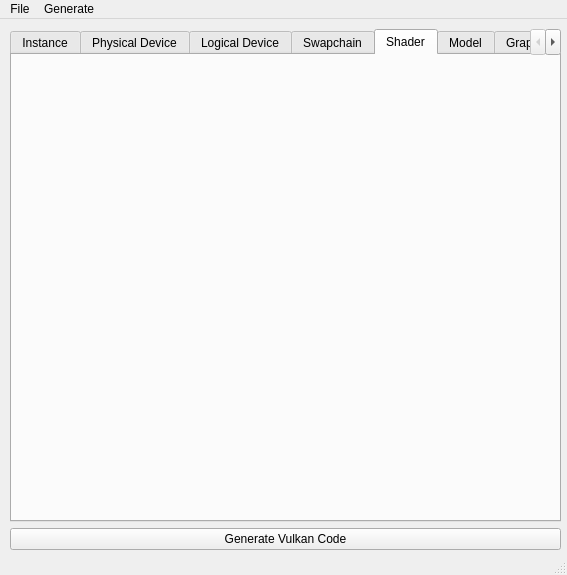
Above: VulkanSetupGUI/VulkanSetupGUI.ui from Schokolado/GraphicalVulkanEditor before the change. Below: the same form after it.
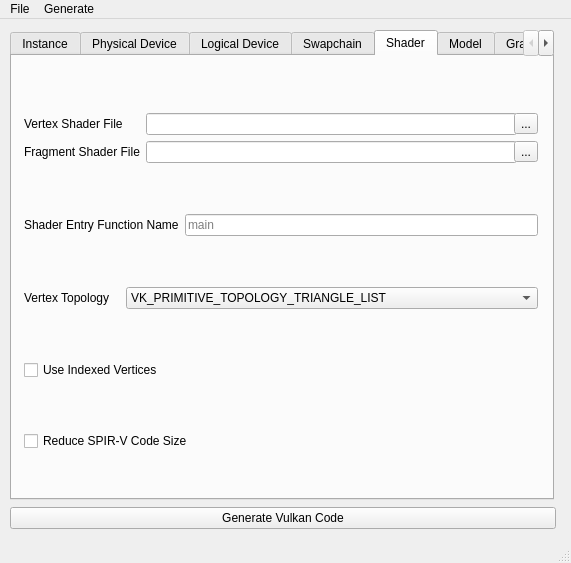
That is the form after the change. The open tabs and pages were chosen to show the change.

What changed in the file:
```diff
--- a/VulkanSetupGUI/VulkanSetupGUI.ui
+++ b/VulkanSetupGUI/VulkanSetupGUI.ui
@@ -6,21 +6,33 @@
    <rect>
     <x>0</x>
     <y>0</y>
-    <width>567</width>
-    <height>575</height>
+    <width>571</width>
+    <height>563</height>
    </rect>
   </property>
+  <property name="minimumSize">
+   <size>
+    <width>571</width>
+    <height>563</height>
+   </size>
+  </property>
+  <property name="maximumSize">
+   <size>
+    <width>571</width>
+    <height>563</height>
+   </size>
+  </property>
   <property name="windowTitle">
    <string>MainWindow</string>
   </property>
   <widget class="QWidget" name="centralwidget">
-   <widget class="QWidget" name="">
+   <widget class="QWidget" name="layoutWidget">
     <property name="geometry">
      <rect>
       <x>10</x>
       <y>10</y>
-      <width>551</width>
-      <height>521</height>
+      <width>546</width>
+      <height>501</height>
      </rect>
     </property>
     <layout class="QVBoxLayout" name="verticalLayoutTabButton">
@@ -29,6 +41,18 @@
      </property>
      <item>
       <widget class="QTabWidget" name="tabWidget">
+       <property name="minimumSize">
+        <size>
+         <width>544</width>
+         <height>470</height>
+        </size>
+       </property>
+       <property name="maximumSize">
+        <size>
+         <width>544</width>
+         <height>470</height>
+        </size>
+       </property>
        <property name="currentIndex">
         <number>3</number>
        </property>
@@ -502,6 +526,189 @@
         <attribute name="title">
          <string>Shader</string>
         </attribute>
+        <widget class="QWidget" name="">
+         <property name="geometry">
+          <rect>
+           <x>12</x>
+           <y>12</y>
+           <width>514</width>
+           <height>431</height>
+          </rect>
+         </property>
+         <layout class="QVBoxLayout" name="verticalLayoutShader">
+          <item>
+           <layout class="QGridLayout" name="gridLayoutShaderFiles">
+            <item row="0" column="0">
+             <widget class="QLabel" name="vertexShaderFileLabel">
+              <property name="text">
+               <string>Vertex Shader File</string>
+              </property>
+             </widget>
+            </item>
+            <item row="0" column="1">
+             <widget class="QLineEdit" name="vertexShaderFileInput">
+              <property name="minimumSize">
+               <size>
+                <width>371</width>
+                <height>0</height>
+               </size>
+              </property>
+             </widget>
+            </item>
+            <item row="0" column="2">
+             <widget class="QToolButton" name="vertexShaderFileToolButton">
+              <property name="text">
+               <string>...</string>
+              </property>
+             </widget>
+            </item>
+            <item row="1" column="0">
+             <widget class="QLabel" name="fragmentShaderFileLabel">
+              <property name="text">
+               <string>Fragment Shader File</string>
+              </property>
+             </widget>
+            </item>
+            <item row="1" column="1">
+             <widget class="QLineEdit" name="fragmentShaderFileInput">
+              <property name="minimumSize">
+               <size>
+                <width>371</width>
+                <height>0</height>
+               </size>
+              </property>
+             </widget>
+            </item>
+            <item row="1" column="2">
+             <widget class="QToolButton" name="fragmentShaderFileToolButton">
+              <property name="text">
+               <string>...</string>
+              </property>
+             </widget>
+            </item>
+           </layout>
+          </item>
+          <item>
+           <layout class="QHBoxLayout" name="horizontalLayoutShaderEntryFunction">
+            <item>
+             <widget class="QLabel" name="shaderEntryFunctionNameLabel">
+              <property name="text">
+               <string>Shader Entry Function Name</string>
+              </property>
+             </widget>
+            </item>
+            <item>
+             <widget class="QLineEdit" name="shaderEntryFunctionNameInput">
+              <property name="font">
+               <font>
+                <kerning>true</kerning>
+               </font>
+              </property>
+              <property name="alignment">
+               <set>Qt::AlignLeading|Qt::AlignLeft|Qt::AlignVCenter</set>
+              </property>
+              <property name="placeholderText">
+               <string>main</string>
+              </property>
+              <property name="clearButtonEnabled">
+               <bool>false</bool>
+              </property>
+             </widget>
+            </item>
+           </layout>
+          </item>
+          <item>
+           <layout class="QHBoxLayout" name="horizontalLayoutVertexTopology">
+            <item>
+             <widget class="QLabel" name="vertexTopologyLabel">
+              <property name="text">
+               <string>Vertex Topology</string>
+              </property>
+             </widget>
+            </item>
+            <item>
+             <widget class="QComboBox" name="vertexTopologyInput">
+              <property name="minimumSize">
+               <size>
+                <width>341</width>
+                <height>0</height>
+               </size>
+              </property>
+              <item>
+               <property name="text">
+                <string>VK_PRIMITIVE_TOPOLOGY_TRIANGLE_LIST</string>
+               </property>
+              </item>
+              <item>
+               <property name="text">
+                <string>VK_PRIMITIVE_TOPOLOGY_POINT_LIST</string>
+               </property>
+              </item>
+              <item>
+               <property name="text">
+                <string>VK_PRIMITIVE_TOPOLOGY_LINE_LIST</string>
+               </property>
+              </item>
+              <item>
+               <property name="text">
+                <string>VK_PRIMITIVE_TOPOLOGY_TRIANGLE_STRIP</string>
+               </property>
+              </item>
+              <item>
+               <property name="text">
+                <string>VK_PRIMITIVE_TOPOLOGY_TRIANGLE_FAN</string>
+               </property>
+              </item>
+              <item>
+               <property name="text">
+                <string>VK_PRIMITIVE_TOPOLOGY_TRIANGLE_LIST_WITH_ADJACENCY</string>
+               </property>
+              </item>
+              <item>
+               <property name="text">
+                <string>VK_PRIMITIVE_TOPOLOGY_TRIANGLE_STRIP_WITH_ADJACENCY</string>
+               </property>
+              </item>
+              <item>
+               <property name="text">
+                <string>VK_PRIMITIVE_TOPOLOGY_LINE_STRIP</string>
+               </property>
+              </item>
+              <item>
+               <property name="text">
+                <string>VK_PRIMITIVE_TOPOLOGY_LINE_LIST_WITH_ADJACENCY</string>
+               </property>
+              </item>
+              <item>
+               <property name="text">
+                <string>VK_PRIMITIVE_TOPOLOGY_LINE_STRIP_WITH_ADJACENCY</string>
+               </property>
+              </item>
+              <item>
+               <property name="text">
+                <string>VK_PRIMITIVE_TOPOLOGY_PATCH_LIST</string>
+               </property>
+              </item>
+             </widget>
+            </item>
+           </layout>
+          </item>
+          <item>
+           <widget class="QCheckBox" name="useIndexedVerticesCheckBox">
+            <property name="text">
+             <string>Use Indexed Vertices</string>
+            </property>
+           </widget>
+          </item>
+          <item>
+           <widget class="QCheckBox" name="reduceSpirvCodeSizeCheckBox">
+            <property name="text">
+             <string>Reduce SPIR-V Code Size</string>
+            </property>
+           </widget>
+          </item>
+         </layout>
+        </widget>
        </widget>
        <widget class="QWidget" name="model">
         <attribute name="title">
@@ -556,7 +763,7 @@
     <rect>
      <x>0</x>
      <y>0</y>
-     <width>567</width>
+     <width>571</width>
      <height>21</height>
     </rect>
    </property>
```
Left out of the diff: 27 changed lines with no effect on the pictures.
